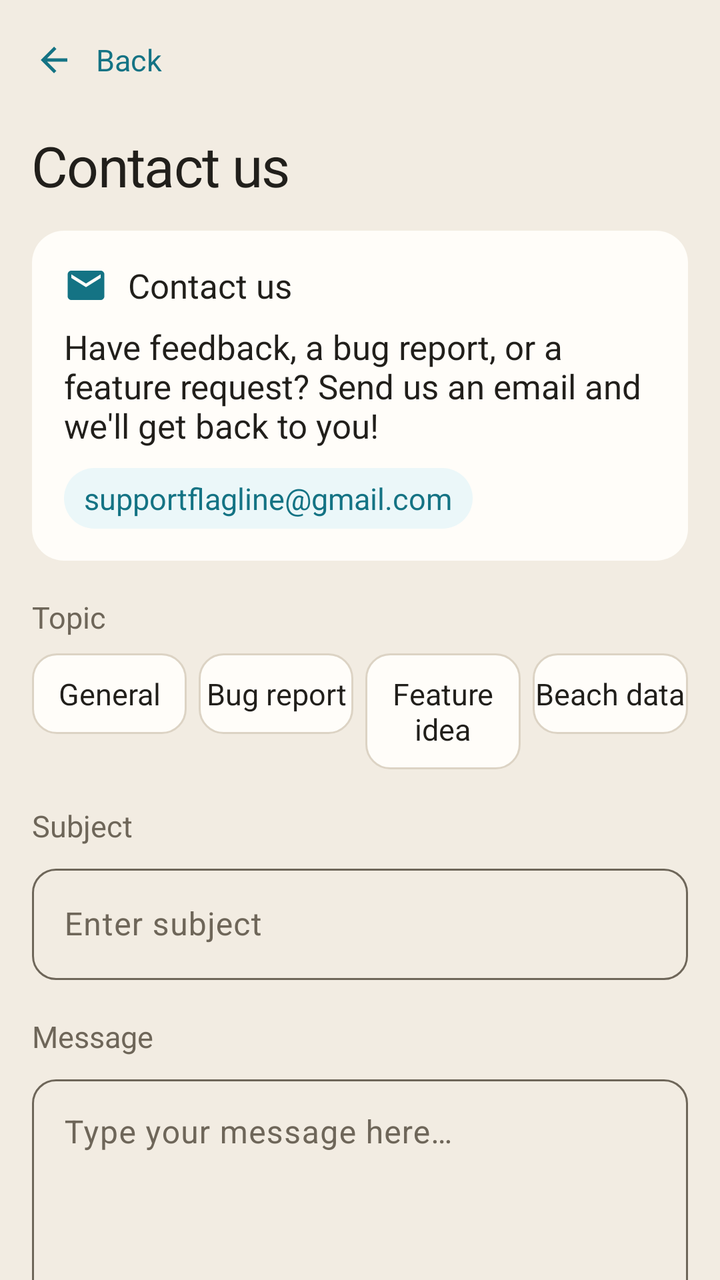
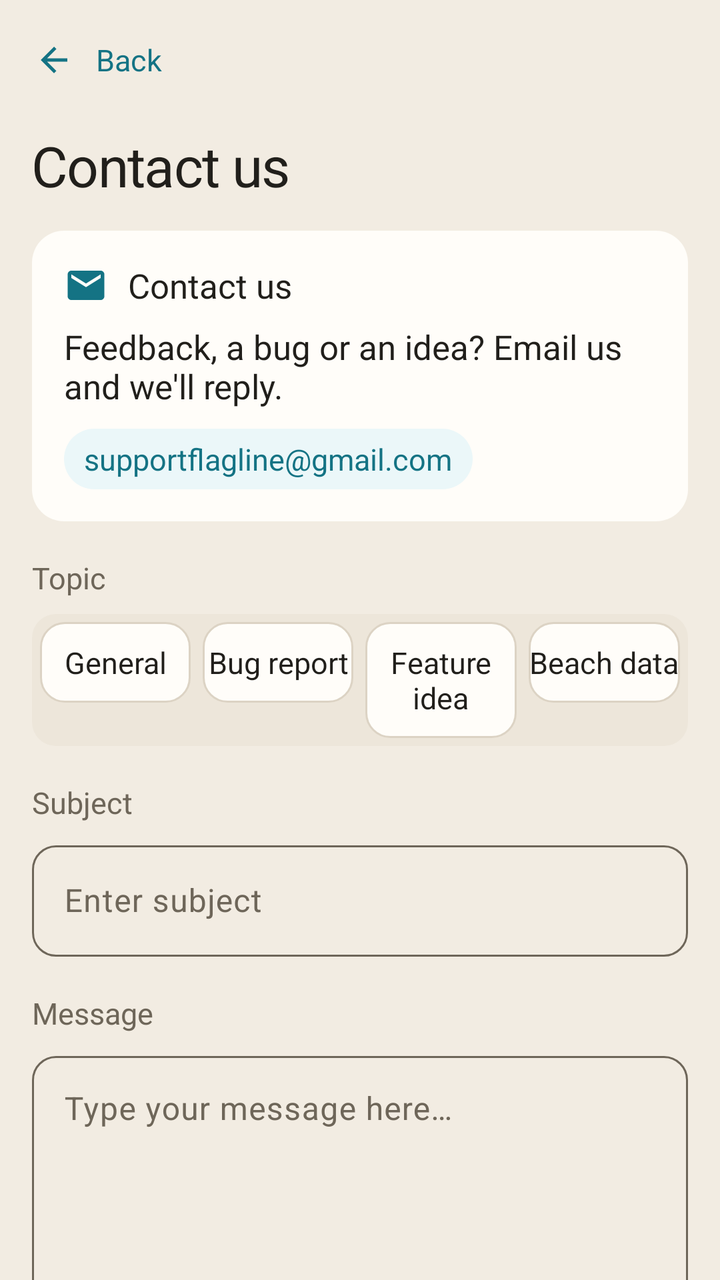

Compare the two renders of this Android layout. The source of the first and the diff that turns it into the second are given below.
<!-- AndroidManifest.xml: activity theme Theme.MyApplication -->
<!-- res/layout/activity_contact_developer.xml -->
<?xml version="1.0" encoding="utf-8"?>
<LinearLayout xmlns:android="http://schemas.android.com/apk/res/android"
    xmlns:app="http://schemas.android.com/apk/res-auto"
    xmlns:tools="http://schemas.android.com/tools"
    android:layout_width="match_parent"
    android:layout_height="match_parent"
    android:background="@color/background"
    android:orientation="vertical">

    <LinearLayout
        android:id="@+id/contactHeader"
        android:layout_width="match_parent"
        android:layout_height="wrap_content"
        android:background="@color/background"
        android:gravity="center_vertical"
        android:orientation="horizontal"
        android:paddingHorizontal="8dp"
        android:paddingTop="6dp"
        android:paddingBottom="6dp">

        <LinearLayout
            android:id="@+id/contactBackButton"
            android:minHeight="48dp"
            android:layout_width="wrap_content"
            android:layout_height="wrap_content"
            android:background="?attr/selectableItemBackground"
            android:clickable="true"
            android:focusable="true"
            android:gravity="center_vertical"
            android:orientation="horizontal"
            android:paddingStart="0dp"
            android:paddingEnd="10dp">

            <ImageView
                android:layout_width="38dp"
                android:layout_height="38dp"
                android:contentDescription="@null"
                android:padding="9dp"
                android:src="@drawable/ic_back"
                app:tint="@color/primary" />

            <TextView
                android:layout_width="wrap_content"
                android:layout_height="wrap_content"
                android:layout_marginStart="2dp"
                android:text="@string/back"
                android:textColor="@color/primary"
                android:textSize="15sp" />
        </LinearLayout>
    </LinearLayout>

    <androidx.core.widget.NestedScrollView
        android:id="@+id/contactScrollView"
        android:layout_width="match_parent"
        android:layout_height="0dp"
        android:layout_weight="1"
        android:fillViewport="true"
        android:scrollbars="none">

        <LinearLayout
            android:layout_width="match_parent"
            android:layout_height="wrap_content"
            android:orientation="vertical"
            android:paddingHorizontal="16dp"
            android:paddingTop="4dp"
            android:paddingBottom="24dp">

            <TextView
                android:id="@+id/contactTitle"
                android:layout_width="match_parent"
                android:layout_height="wrap_content"
                android:text="@string/contact_intro_title"
                android:textAppearance="@style/TextAppearance.App.Headline" />

            
            <LinearLayout
                android:layout_width="match_parent"
                android:layout_height="wrap_content"
                android:layout_marginTop="14dp"
                android:background="@drawable/bg_surface_card"
                android:orientation="vertical"
                android:padding="16dp">

                <LinearLayout
                    android:layout_width="match_parent"
                    android:layout_height="wrap_content"
                    android:gravity="center_vertical"
                    android:orientation="horizontal">

                    <ImageView
                        android:layout_width="22dp"
                        android:layout_height="22dp"
                        android:contentDescription="@null"
                        android:src="@drawable/ic_mail"
                        app:tint="@color/primary" />

                    <TextView
                        android:layout_width="wrap_content"
                        android:layout_height="wrap_content"
                        android:layout_marginStart="10dp"
                        android:fontFamily="sans-serif-medium"
                        android:text="@string/contact_developers_title"
                        android:textColor="@color/text_primary"
                        android:textSize="17sp" />
                </LinearLayout>

                <TextView
                    android:layout_width="match_parent"
                    android:layout_height="wrap_content"
                    android:layout_marginTop="8dp"
                    android:text="@string/contact_intro_body"
                    android:textAppearance="@style/TextAppearance.App.Body" />

                <TextView
                    android:layout_width="wrap_content"
                    android:layout_height="wrap_content"
                    android:layout_marginTop="10dp"
                    android:background="@drawable/bg_accent_note"
                    android:paddingHorizontal="10dp"
                    android:paddingVertical="5dp"
                    android:text="@string/contact_email_address"
                    android:textColor="@color/primary"
                    android:textSize="15sp"
                    android:fontFamily="sans-serif-medium" />
            </LinearLayout>

            
            <TextView
                android:layout_width="wrap_content"
                android:layout_height="wrap_content"
                android:layout_marginTop="18dp"
                android:text="@string/contact_topic_label"
                android:textAppearance="@style/TextAppearance.App.Caption" />

            <LinearLayout
                android:layout_width="match_parent"
                android:layout_height="wrap_content"
                android:layout_marginTop="8dp"
                android:orientation="horizontal">

                <TextView
                    android:id="@+id/topicGeneral"
                    android:layout_width="0dp"
                    android:layout_height="wrap_content"
                    android:layout_weight="1"
                    android:layout_marginEnd="3dp"
                    android:background="@drawable/bg_choice_card"
                    android:clickable="true"
                    android:focusable="true"
                    android:gravity="center"
                    android:paddingVertical="10dp"
                    android:text="@string/contact_topic_general"
                    android:textColor="@color/text_primary"
                    android:textSize="15sp"
                    android:fontFamily="sans-serif-medium" />

                <TextView
                    android:id="@+id/topicBug"
                    android:layout_width="0dp"
                    android:layout_height="wrap_content"
                    android:layout_weight="1"
                    android:layout_marginHorizontal="3dp"
                    android:background="@drawable/bg_choice_card"
                    android:clickable="true"
                    android:focusable="true"
                    android:gravity="center"
                    android:paddingVertical="10dp"
                    android:text="@string/contact_topic_bug"
                    android:textColor="@color/text_primary"
                    android:textSize="15sp"
                    android:fontFamily="sans-serif-medium" />

                <TextView
                    android:id="@+id/topicFeature"
                    android:layout_width="0dp"
                    android:layout_height="wrap_content"
                    android:layout_weight="1"
                    android:layout_marginHorizontal="3dp"
                    android:background="@drawable/bg_choice_card"
                    android:clickable="true"
                    android:focusable="true"
                    android:gravity="center"
                    android:paddingVertical="10dp"
                    android:text="@string/contact_topic_feature"
                    android:textColor="@color/text_primary"
                    android:textSize="15sp"
                    android:fontFamily="sans-serif-medium" />

                <TextView
                    android:id="@+id/topicData"
                    android:layout_width="0dp"
                    android:layout_height="wrap_content"
                    android:layout_weight="1"
                    android:layout_marginStart="3dp"
                    android:background="@drawable/bg_choice_card"
                    android:clickable="true"
                    android:focusable="true"
                    android:gravity="center"
                    android:paddingVertical="10dp"
                    android:text="@string/contact_topic_data"
                    android:textColor="@color/text_primary"
                    android:textSize="15sp"
                    android:fontFamily="sans-serif-medium" />
            </LinearLayout>

            
            <TextView
                android:layout_width="wrap_content"
                android:layout_height="wrap_content"
                android:layout_marginTop="18dp"
                android:text="@string/contact_subject_label"
                android:textAppearance="@style/TextAppearance.App.Caption" />

            <com.google.android.material.textfield.TextInputLayout
                android:layout_width="match_parent"
                android:layout_height="wrap_content"
                android:layout_marginTop="6dp"
                android:hint="@string/contact_subject_hint"
                app:boxCornerRadiusBottomEnd="12dp"
                app:boxCornerRadiusBottomStart="12dp"
                app:boxCornerRadiusTopEnd="12dp"
                app:boxCornerRadiusTopStart="12dp">

                <com.google.android.material.textfield.TextInputEditText
                    android:id="@+id/contactSubject"
                    android:layout_width="match_parent"
                    android:layout_height="wrap_content"
                    android:inputType="textCapSentences|text"
                    android:maxLines="1" />
            </com.google.android.material.textfield.TextInputLayout>

            
            <TextView
                android:layout_width="wrap_content"
                android:layout_height="wrap_content"
                android:layout_marginTop="18dp"
                android:text="@string/contact_message_label"
                android:textAppearance="@style/TextAppearance.App.Caption" />

            <com.google.android.material.textfield.TextInputLayout
                android:layout_width="match_parent"
                android:layout_height="wrap_content"
                android:layout_marginTop="6dp"
                android:hint="@string/contact_message_hint"
                app:boxCornerRadiusBottomEnd="12dp"
                app:boxCornerRadiusBottomStart="12dp"
                app:boxCornerRadiusTopEnd="12dp"
                app:boxCornerRadiusTopStart="12dp">

                <com.google.android.material.textfield.TextInputEditText
                    android:id="@+id/contactMessage"
                    android:layout_width="match_parent"
                    android:layout_height="wrap_content"
                    android:gravity="top|start"
                    android:inputType="textCapSentences|textMultiLine"
                    android:minLines="5"
                    android:maxLines="10" />
            </com.google.android.material.textfield.TextInputLayout>

            
            <com.google.android.material.button.MaterialButton
                android:id="@+id/contactSendButton"
                android:layout_width="match_parent"
                android:layout_height="wrap_content"
                android:layout_marginTop="22dp"
                android:text="@string/contact_send_button"
                android:textSize="17sp"
                app:icon="@drawable/ic_mail"
                app:iconGravity="textStart"
                app:cornerRadius="12dp" />

        </LinearLayout>
    </androidx.core.widget.NestedScrollView>

</LinearLayout>
<!-- resources referenced by this layout -->
<resources>
  <color name="background">#F2ECE2</color>
  <color name="primary">#147384</color>
  <color name="text_primary">#211F1B</color>
  <!-- drawable bg_accent_note (drawable) -->
  <?xml version="1.0" encoding="utf-8"?>
  <shape xmlns:android="http://schemas.android.com/apk/res/android"
      android:shape="rectangle">
      <solid android:color="@color/accent_tint" />
      <corners android:radius="16dp" />
  </shape>
  <!-- drawable bg_surface_card (drawable) -->
  <?xml version="1.0" encoding="utf-8"?>
  <shape xmlns:android="http://schemas.android.com/apk/res/android"
      android:shape="rectangle">
      <solid android:color="@color/surface" />
      <corners android:radius="16dp" />
  </shape>
  <string name="back">Back</string>
  <string name="contact_developers_title">Contact us</string>
  <string name="contact_email_address">supportflagline@gmail.com</string>
  <string name="contact_intro_body">Have feedback, a bug report, or a feature request? Send us an email and we\'ll get back to you!</string>
  <string name="contact_intro_title">Contact us</string>
  <string name="contact_message_hint">Type your message here…</string>
  <string name="contact_message_label">Message</string>
  <string name="contact_send_button">Send email</string>
  <string name="contact_subject_hint">Enter subject</string>
  <string name="contact_subject_label">Subject</string>
  <string name="contact_topic_bug">Bug report</string>
  <string name="contact_topic_data">Beach data</string>
  <string name="contact_topic_feature">Feature idea</string>
  <string name="contact_topic_general">General</string>
  <string name="contact_topic_label">Topic</string>
  <style name="TextAppearance.App.Body" parent="TextAppearance.Material3.BodyMedium">
          <item name="android:textSize">17sp</item>
          <item name="android:letterSpacing">0</item>
          <item name="android:textColor">@color/text_primary</item>
          <item name="android:lineSpacingMultiplier">1.3</item>
      </style>
  <style name="TextAppearance.App.Headline" parent="TextAppearance.Material3.HeadlineSmall">
          <item name="android:textSize">28sp</item>
          <item name="android:fontFamily">sans-serif-medium</item>
          <item name="android:letterSpacing">-0.02</item>
          <item name="android:textColor">@color/text_primary</item>
      </style>
  <color name="accent_tint">#EBF7F9</color>
  <color name="surface">#FFFDF9</color>
  <color name="divider">#DCD3C4</color>
  <color name="text_secondary">#6E6659</color>
  <color name="on_primary">#EBF7F9</color>
  <color name="advisor_bg">#EBF7F9</color>
  <color name="primary_variant">#0A4757</color>
  <color name="secondary">#BF730B</color>
  <color name="on_secondary">#FFF8E6</color>
  <color name="surface_alt">#EDE6DA</color>
  <color name="tertiary_gold">#BF730B</color>
  <color name="error">#B42E17</color>
  <style name="ShapeAppearance.App.Corner.ExtraSmall" parent="ShapeAppearance.Material3.Corner.ExtraSmall">
          <item name="cornerSize">4dp</item>
      </style>
  <style name="ShapeAppearance.App.Corner.Small" parent="ShapeAppearance.Material3.Corner.Small">
          <item name="cornerSize">8dp</item>
      </style>
  <style name="ShapeAppearance.App.Corner.Medium" parent="ShapeAppearance.Material3.Corner.Medium">
          <item name="cornerSize">8dp</item>
      </style>
  <style name="ShapeAppearance.App.Corner.Large" parent="ShapeAppearance.Material3.Corner.Large">
          <item name="cornerSize">12dp</item>
      </style>
  <style name="ShapeAppearance.App.Corner.ExtraLarge" parent="ShapeAppearance.Material3.Corner.ExtraLarge">
          <item name="cornerSize">14dp</item>
      </style>
  <!-- unchanged entries left out for length: 6 -->
</resources>

<!-- the commit's change to res/layout/activity_contact_developer.xml (unified diff, before → after) -->
@@ -136,7 +136,9 @@
                 android:layout_width="match_parent"
                 android:layout_height="wrap_content"
                 android:layout_marginTop="8dp"
-                android:orientation="horizontal">
+                android:background="@drawable/bg_radius_tray"
+                android:orientation="horizontal"
+                android:padding="4dp">
 
                 <TextView
                     android:id="@+id/topicGeneral"
<!-- resource entries referenced after the edit -->
@@ -10,6 +10,13 @@
       <solid android:color="@color/accent_tint" />
       <corners android:radius="16dp" />
   </shape>
+  <!-- drawable bg_radius_tray (drawable) -->
+  <?xml version="1.0" encoding="utf-8"?>
+  <shape xmlns:android="http://schemas.android.com/apk/res/android"
+      android:shape="rectangle">
+      <solid android:color="@color/surface_alt" />
+      <corners android:radius="12dp" />
+  </shape>
   <!-- drawable bg_surface_card (drawable) -->
   <?xml version="1.0" encoding="utf-8"?>
   <shape xmlns:android="http://schemas.android.com/apk/res/android"
@@ -20,7 +27,7 @@
   <string name="back">Back</string>
   <string name="contact_developers_title">Contact us</string>
   <string name="contact_email_address">supportflagline@gmail.com</string>
-  <string name="contact_intro_body">Have feedback, a bug report, or a feature request? Send us an email and we\'ll get back to you!</string>
+  <string name="contact_intro_body">Feedback, a bug or an idea? Email us and we\'ll reply.</string>
   <string name="contact_intro_title">Contact us</string>
   <string name="contact_message_hint">Type your message here…</string>
   <string name="contact_message_label">Message</string>
